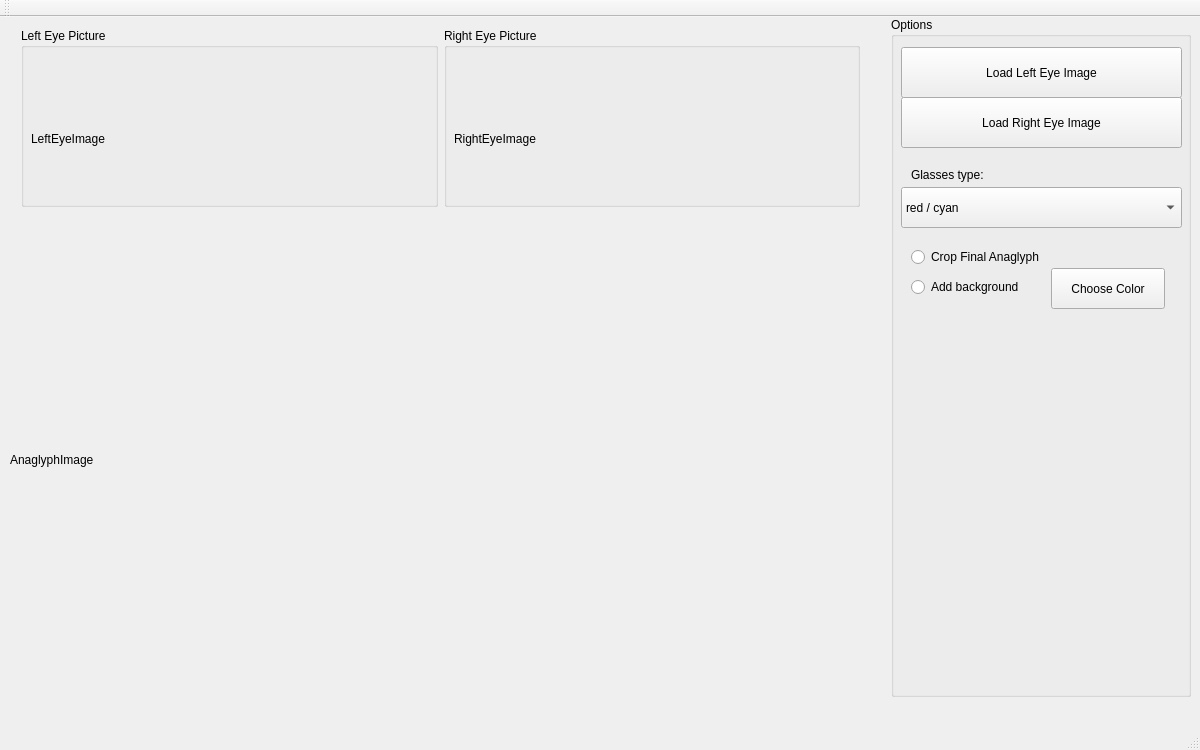
This is Qt-Anaglyph/mainwindow.ui in wrutkowski/Qt-Anaglyph as Qt 5 draws it before an edit. The edited form follows.
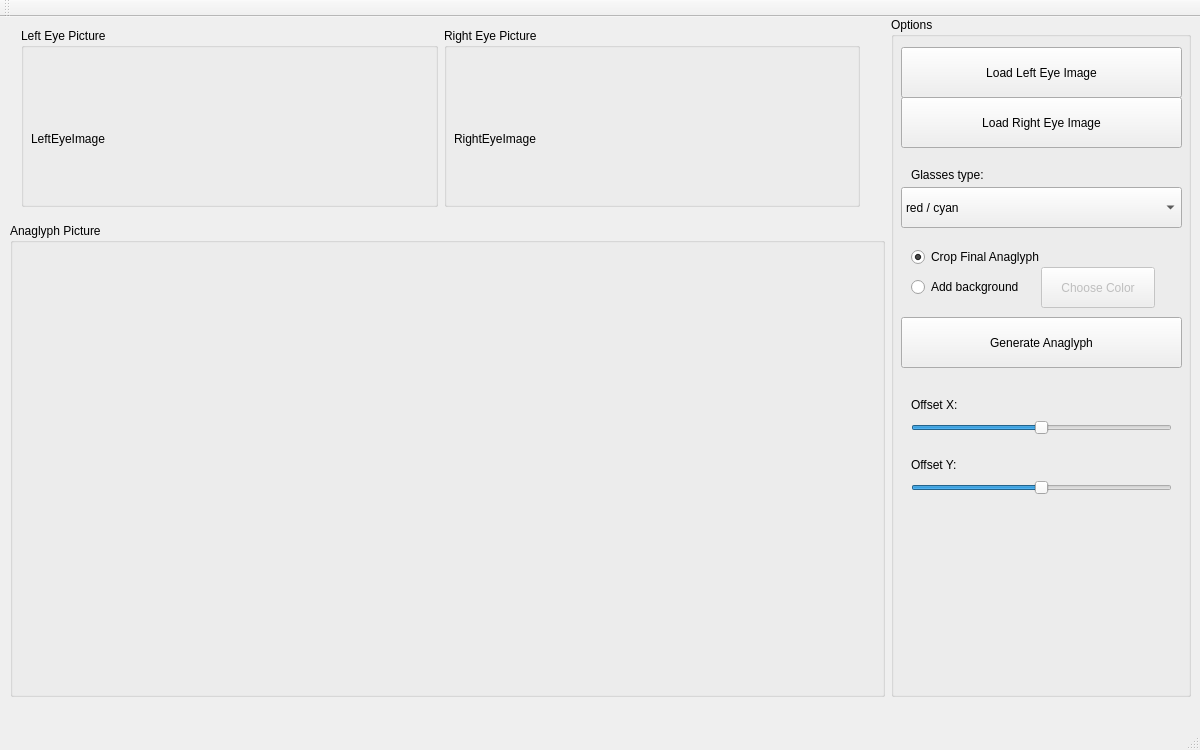
This is the edited form.

```diff
--- a/Qt-Anaglyph/mainwindow.ui
+++ b/Qt-Anaglyph/mainwindow.ui
@@ -181,10 +181,23 @@
         </widget>
        </item>
        <item>
-        <widget class="QLabel" name="label">
-         <property name="text">
-          <string>AnaglyphImage</string>
+        <widget class="QGroupBox" name="groupBox_4">
+         <property name="title">
+          <string>Anaglyph Picture</string>
          </property>
+         <widget class="QLabel" name="imageAnaglyph">
+          <property name="geometry">
+           <rect>
+            <x>12</x>
+            <y>30</y>
+            <width>841</width>
+            <height>431</height>
+           </rect>
+          </property>
+          <property name="text">
+           <string/>
+          </property>
+         </widget>
         </widget>
        </item>
       </layout>
@@ -282,13 +295,16 @@
         <property name="text">
          <string>Crop Final Anaglyph</string>
         </property>
+        <property name="checked">
+         <bool>true</bool>
+        </property>
        </widget>
        <widget class="QRadioButton" name="radioButton_2">
         <property name="geometry">
          <rect>
           <x>20</x>
           <y>260</y>
-          <width>261</width>
+          <width>131</width>
           <height>20</height>
          </rect>
         </property>
@@ -296,11 +312,14 @@
          <string>Add background</string>
         </property>
        </widget>
-       <widget class="QPushButton" name="pushButton_3">
+       <widget class="QPushButton" name="buttonColor">
+        <property name="enabled">
+         <bool>false</bool>
+        </property>
         <property name="geometry">
          <rect>
-          <x>160</x>
-          <y>251</y>
+          <x>150</x>
+          <y>250</y>
           <width>114</width>
           <height>41</height>
          </rect>
@@ -309,6 +328,96 @@
          <string>Choose Color</string>
         </property>
        </widget>
+       <widget class="QPushButton" name="buttonGenerate">
+        <property name="geometry">
+         <rect>
+          <x>10</x>
+          <y>300</y>
+          <width>281</width>
+          <height>51</height>
+         </rect>
+        </property>
+        <property name="text">
+         <string>Generate Anaglyph</string>
+        </property>
+       </widget>
+       <widget class="QSlider" name="horizontalSlider">
+        <property name="geometry">
+         <rect>
+          <x>20</x>
+          <y>400</y>
+          <width>261</width>
+          <height>22</height>
+         </rect>
+        </property>
+        <property name="minimum">
+         <number>-100</number>
+        </property>
+        <property name="maximum">
+         <number>100</number>
+        </property>
+        <property name="orientation">
+         <enum>Qt::Horizontal</enum>
+        </property>
+       </widget>
+       <widget class="QLabel" name="label_5">
+        <property name="geometry">
+         <rect>
+          <x>20</x>
+          <y>380</y>
+          <width>101</width>
+          <height>16</height>
+         </rect>
+        </property>
+        <property name="text">
+         <string>Offset X:</string>
+        </property>
+       </widget>
+       <widget class="QLabel" name="label_6">
+        <property name="geometry">
+         <rect>
+          <x>20</x>
+          <y>440</y>
+          <width>101</width>
+          <height>16</height>
+         </rect>
+        </property>
+        <property name="text">
+         <string>Offset Y:</string>
+        </property>
+       </widget>
+       <widget class="QSlider" name="verticalSlider">
+        <property name="geometry">
+         <rect>
+          <x>20</x>
+          <y>460</y>
+          <width>261</width>
+          <height>22</height>
+         </rect>
+        </property>
+        <property name="minimum">
+         <number>-100</number>
+        </property>
+        <property name="maximum">
+         <number>100</number>
+        </property>
+        <property name="orientation">
+         <enum>Qt::Horizontal</enum>
+        </property>
+       </widget>
+       <widget class="QLabel" name="labelColor">
+        <property name="geometry">
+         <rect>
+          <x>270</x>
+          <y>258</y>
+          <width>21</width>
+          <height>21</height>
+         </rect>
+        </property>
+        <property name="text">
+         <string/>
+        </property>
+       </widget>
       </widget>
      </item>
     </layout>
```
Left out of the diff: 12 changed lines with no effect on the pictures.
